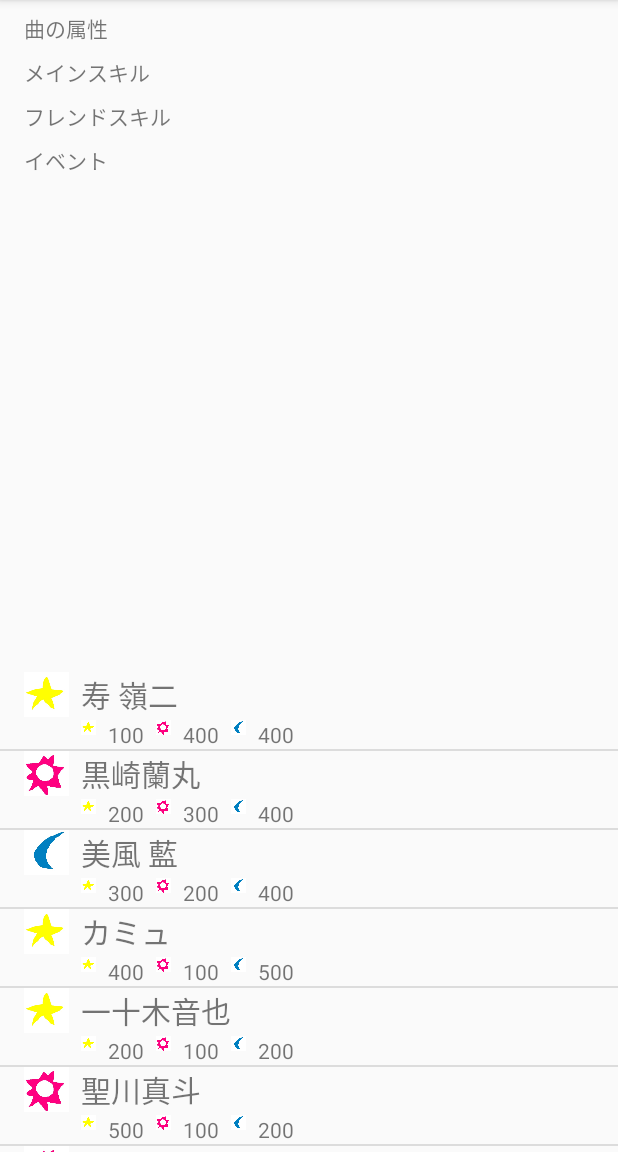
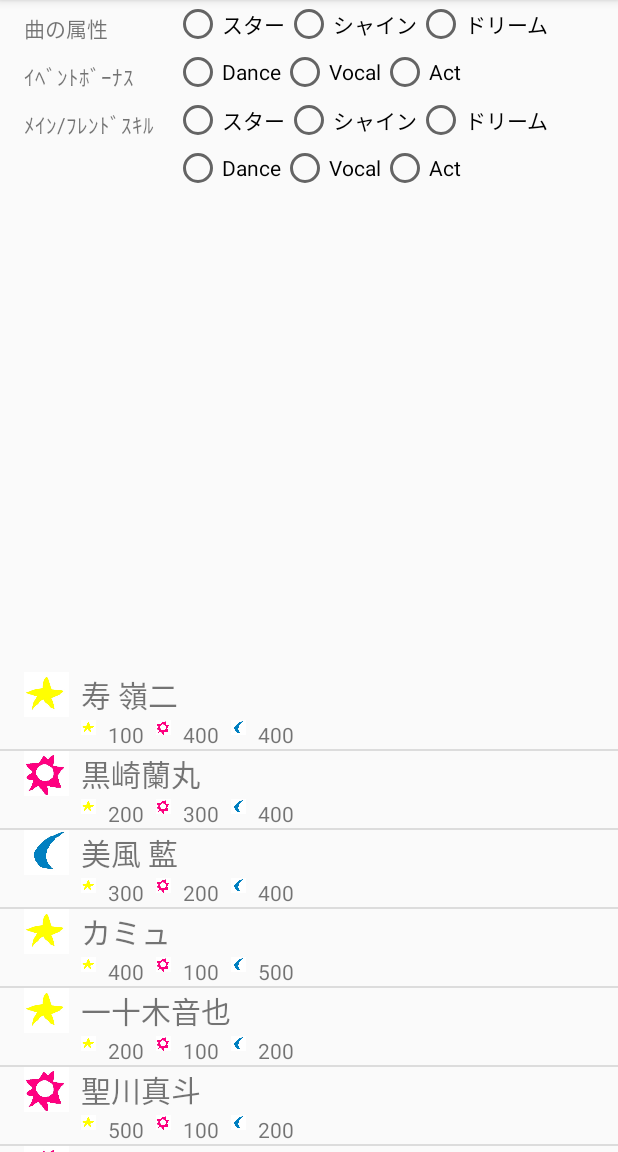
Before and after one commit to ktbkrjj/ShiningLivePerformanceCalculater, an Android app: the screen it shows after launch (MainActivity), on a phone screen of 412 x 824 dp, the part 84-1236 px from its top. Run offline under Robolectric (Android 15) with nearby library versions, the phone set to English and light mode, and no system bars.

Commit message:
[feat] radio button を配置した

```diff
--- a/Sources/app/src/main/res/layout/activity_main.xml
+++ b/Sources/app/src/main/res/layout/activity_main.xml
@@ -14,44 +14,148 @@
         app:layout_constraintLeft_toLeftOf="parent"
         app:layout_constraintRight_toRightOf="parent" />
 
+    <TableLayout
+        android:id="@+id/tableParameter"
+        android:layout_width="wrap_content"
+        android:layout_height="wrap_content"
+        >
+    <TableRow
+        android:layout_width="wrap_content"
+        android:layout_height="wrap_content"
+        >
         <TextView
             android:id="@+id/textSongAttribute"
-        android:layout_width="wrap_content"
+            android:layout_width="100dp"
             android:layout_height="wrap_content"
             android:text="@string/textSongAttribute"
             android:layout_marginTop="8dp"
             android:layout_marginLeft="16dp"
             app:layout_constraintTop_toTopOf="parent"
             app:layout_constraintLeft_toLeftOf="parent" />
-
-    <TextView
-        android:id="@+id/textMainSkill"
+        <RadioGroup
+            android:id="@+id/groupSongAttribute"
             android:layout_width="wrap_content"
             android:layout_height="wrap_content"
-        android:text="@string/textMainSkill"
+            android:orientation="horizontal"
+            app:layout_constraintLeft_toRightOf="@+id/textSongAttribute"
+            >
+            <RadioButton
+                android:id="@+id/button1SongAttribute"
+                android:layout_width="wrap_content"
+                android:layout_height="wrap_content"
+                android:text="@string/textStar" />
+            <RadioButton
+                android:id="@+id/button2SongAttribute"
+                android:layout_width="wrap_content"
+                android:layout_height="wrap_content"
+                android:text="@string/textShine" />
+            <RadioButton
+                android:id="@+id/button3SongAttribute"
+                android:layout_width="wrap_content"
+                android:layout_height="wrap_content"
+                android:text="@string/textDream" />
+        </RadioGroup>
+    </TableRow>
+    <TableRow>
+        android:layout_width="wrap_content"
+        android:layout_height="wrap_content">
+    <TextView
+        android:id="@+id/textEventBonus"
+        android:layout_width="100dp"
+        android:layout_height="wrap_content"
+        android:text="@string/textEventBonus"
         android:layout_marginTop="8dp"
         android:layout_marginLeft="16dp"
         app:layout_constraintTop_toBottomOf="@+id/textSongAttribute"
         app:layout_constraintLeft_toLeftOf="parent" />
-
-    <TextView
-        android:id="@+id/textFriendSkill"
+        <RadioGroup
+            android:id="@+id/groupEventBonus"
             android:layout_width="wrap_content"
             android:layout_height="wrap_content"
-        android:text="@string/textFriendSkill"
+            android:orientation="horizontal"
+            app:layout_constraintLeft_toRightOf="@+id/textEventBonus"
+            >
+            <RadioButton
+                android:id="@+id/button1EventBonus"
+                android:layout_width="wrap_content"
+                android:layout_height="wrap_content"
+                android:text="@string/textDance" />
+            <RadioButton
+                android:id="@+id/button2EventBonus"
+                android:layout_width="wrap_content"
+                android:layout_height="wrap_content"
+                android:text="@string/textVocal" />
+            <RadioButton
+                android:id="@+id/button3EventBonus"
+                android:layout_width="wrap_content"
+                android:layout_height="wrap_content"
+                android:text="@string/textAct" />
+        </RadioGroup>
+    </TableRow>
+    <TableRow>
+    android:layout_width="wrap_content"
+    android:layout_height="wrap_content">
+    <TextView
+        android:id="@+id/textSkill"
+        android:layout_width="100dp"
+        android:layout_height="wrap_content"
+        android:text="@string/textSkill"
         android:layout_marginTop="8dp"
         android:layout_marginLeft="16dp"
-        app:layout_constraintTop_toBottomOf="@+id/textMainSkill"
+        app:layout_constraintTop_toBottomOf="@+id/textEventBonus"
         app:layout_constraintLeft_toLeftOf="parent" />
-
-    <TextView
-        android:id="@+id/textEventBonus"
+        <RadioGroup
+            android:id="@+id/groupSkill1"
             android:layout_width="wrap_content"
             android:layout_height="wrap_content"
-        android:text="@string/textEventBonus"
-        android:layout_marginTop="8dp"
-        android:layout_marginLeft="16dp"
-        app:layout_constraintTop_toBottomOf="@+id/textFriendSkill"
-        app:layout_constraintLeft_toLeftOf="parent" />
+            android:orientation="horizontal"
+            app:layout_constraintLeft_toRightOf="@+id/textSkill"
+            >
+            <RadioButton
+                android:id="@+id/button1Skill1"
+                android:layout_width="wrap_content"
+                android:layout_height="wrap_content"
+                android:text="@string/textStar" />
+            <RadioButton
+                android:id="@+id/button2Skill1"
+                android:layout_width="wrap_content"
+                android:layout_height="wrap_content"
+                android:text="@string/textShine" />
+            <RadioButton
+                android:id="@+id/button3Skill1"
+                android:layout_width="wrap_content"
+                android:layout_height="wrap_content"
+                android:text="@string/textDream" />
+        </RadioGroup>
+    </TableRow>
+    <TableRow>
+    android:layout_width="wrap_content"
+    android:layout_height="wrap_content">
+        <RadioGroup
+            android:layout_column="1"
+            android:id="@+id/groupSkill2"
+            android:layout_width="wrap_content"
+            android:layout_height="wrap_content"
+            android:orientation="horizontal"
+            app:layout_constraintLeft_toRightOf="@+id/textSkill"
+            >
+            <RadioButton
+                android:id="@+id/button1Skill2"
+                android:layout_width="wrap_content"
+                android:layout_height="wrap_content"
+                android:text="@string/textDance" />
+            <RadioButton
+                android:id="@+id/button2Skill2"
+                android:layout_width="wrap_content"
+                android:layout_height="wrap_content"
+                android:text="@string/textVocal" />
+            <RadioButton
+                android:id="@+id/button3Skill2"
+                android:layout_width="wrap_content"
+                android:layout_height="wrap_content"
+                android:text="@string/textAct" />
+        </RadioGroup>
+    </TableRow>
+</TableLayout>
 
 </android.support.constraint.ConstraintLayout>
--- a/Sources/app/src/main/res/values/strings.xml
+++ b/Sources/app/src/main/res/values/strings.xml
@@ -1,9 +1,14 @@
 <resources>
     <string name="app_name">ShiningLivePerformanceCalculater</string>
     <string name="textSongAttribute">曲の属性</string>
-    <string name="textMainSkill">メインスキル</string>
-    <string name="textFriendSkill">フレンドスキル</string>
-    <string name="textEventBonus">イベント</string>
+    <string name="textEventBonus">ｲﾍﾞﾝﾄﾎﾞｰﾅｽ</string>
+    <string name="textSkill">ﾒｲﾝ/ﾌﾚﾝﾄﾞｽｷﾙ</string>
+    <string name="textStar">スター</string>
+    <string name="textShine">シャイン</string>
+    <string name="textDream">ドリーム</string>
+    <string name="textDance">Dance</string>
+    <string name="textVocal">Vocal</string>
+    <string name="textAct">Act</string>
     <string name="itemName">Shining Idol</string>
     <string name="itemStarValue">0</string>
     <string name="itemShineValue">0</string>
```
Lines whose indentation alone changed are shown as unchanged.
